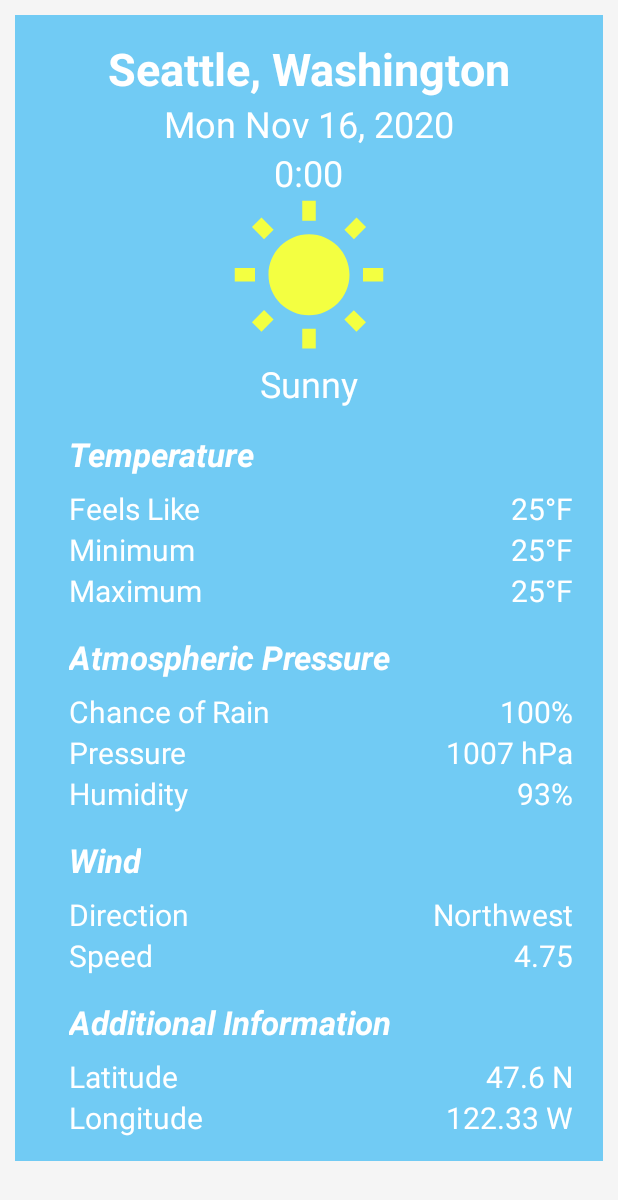
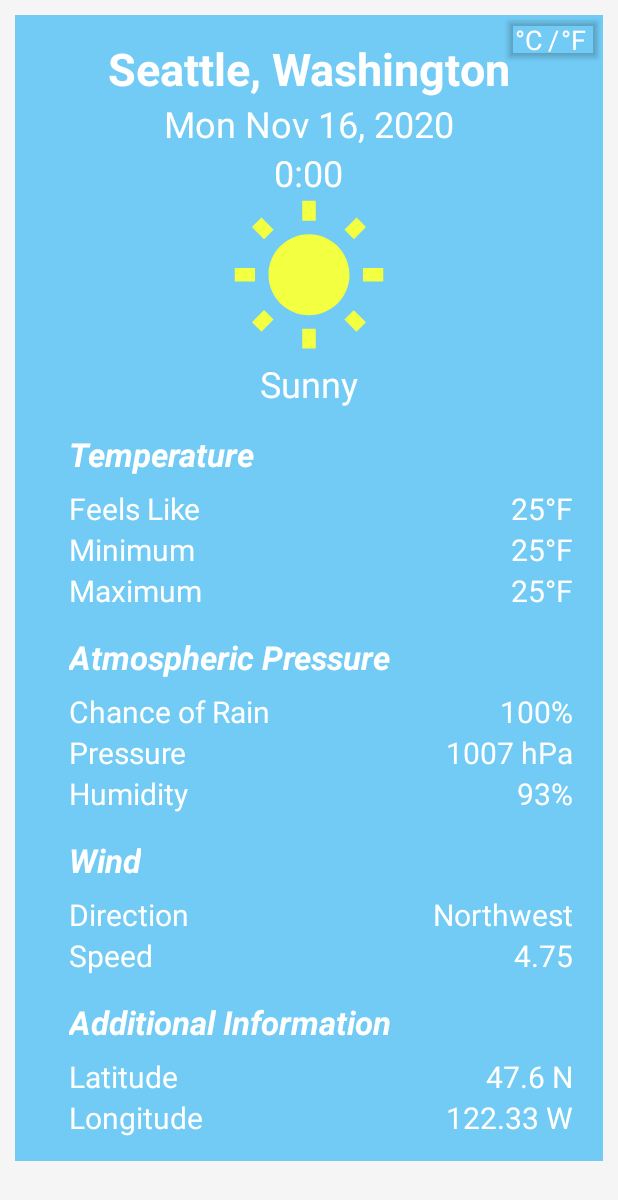
Before and after one commit to cadereynoldson/450GroupProject, an Android app: the layout fragment_page_weather_forecast.xml on its own in the app's theme, with its tools: preview values and no code run, on a phone screen of 412 x 824 dp. Shown: the top 1200 px of the screen. Run offline under Robolectric (Android 15) with nearby library versions, the phone set to English and light mode, and no system bars; network calls fail.

Commit message:
Temporary fix gave up

```diff
--- a/app/src/main/java/com/example/groupproject_g3/location/fragments/LocationFragment.java
+++ b/app/src/main/java/com/example/groupproject_g3/location/fragments/LocationFragment.java
@@ -138,9 +138,9 @@ public class LocationFragment extends Fragment implements GoogleMap.OnMapClickLi
         Log.e("MAP READY", "TEST");
         mMap = googleMap;
         mMap.getUiSettings().setZoomControlsEnabled(true);
-        LatLng starting = new LatLng(47.252877, -122.444290);
-        mMap.addMarker(new MarkerOptions().position(starting).title("Marker"));
-        mMap.moveCamera(CameraUpdateFactory.newLatLngZoom(starting, mMap.getCameraPosition().zoom));
+//        LatLng starting = new LatLng(47.252877, -122.444290);
+//        mMap.addMarker(new MarkerOptions().position(starting).title("Marker"));
+//        mMap.moveCamera(CameraUpdateFactory.newLatLngZoom(starting, mMap.getCameraPosition().zoom));
         mMap.setOnMapClickListener(this);
     }
 
--- a/app/src/main/java/com/example/groupproject_g3/weather/fragments/WeatherMainFragment.java
+++ b/app/src/main/java/com/example/groupproject_g3/weather/fragments/WeatherMainFragment.java
@@ -106,11 +106,11 @@ public class WeatherMainFragment extends Fragment {
                 binding.weatherF.setTypeface(Typeface.defaultFromStyle(Typeface.BOLD));
                 binding.weatherC.setTypeface(Typeface.DEFAULT);
             });
+
         });
 
         hoursModel.addHoursWeatherObserver(getViewLifecycleOwner(), hoursInfo -> {
             if(!hoursInfo.isEmpty()) {
-                Log.e("TEST WEATHER", "IM HERE!");
                 binding.weatherHours.setAdapter(new WeatherHoursRecyclerViewAdapter(hoursInfo));
                 binding.progressBar.setVisibility(View.GONE);
             }
--- a/app/src/main/java/com/example/groupproject_g3/weather/fragments/viewmodel/WeatherDaysViewModel.java
+++ b/app/src/main/java/com/example/groupproject_g3/weather/fragments/viewmodel/WeatherDaysViewModel.java
@@ -106,6 +106,7 @@ public class WeatherDaysViewModel extends AndroidViewModel {
             Double lat = coordData.getDouble(getString.apply(R.string.key_weather_current_lat));
             Double lon = coordData.getDouble(getString.apply(R.string.key_weather_current_lon));
             information.getValue().clear();
+
             if (result.has(getString.apply(R.string.key_weather_forecast_list))) {
                 JSONArray data = result.getJSONArray(getString.apply(R.string.key_weather_forecast_list));
                 for (int i = 0; i < data.length(); i++) {
--- a/app/src/main/java/com/example/groupproject_g3/weather/fragments/viewmodel/WeatherHoursViewModel.java
+++ b/app/src/main/java/com/example/groupproject_g3/weather/fragments/viewmodel/WeatherHoursViewModel.java
@@ -130,10 +130,13 @@ public class WeatherHoursViewModel extends AndroidViewModel {
                     Integer value = currentTemp - 32;
                     Integer celsius = value * 5/9;
 
-                    Date date = new Date(dateTime + timezoneOffset);
+                    Date date = new Date(dateTime);
                     String dateDisplay = new SimpleDateFormat("MM d").format(date);
                     String time = new SimpleDateFormat("hh").format(date);
                     String checkTime = new SimpleDateFormat("hh aa").format(date);
+
+                    long testing = dateTime + timezoneOffset;
+                    Log.e("Weather Hour Updated", "Sunrise=" +  sunriseTime + " Sunset=" + sunsetTime + " Time=" + checkTime);
 
                     WeatherInformation HoursInfo = new WeatherInformation.Builder(
                             dateDisplay,
--- a/app/src/main/res/layout/fragment_page_weather_forecast.xml
+++ b/app/src/main/res/layout/fragment_page_weather_forecast.xml
@@ -25,6 +25,45 @@
             <RelativeLayout
                 android:layout_width="match_parent"
                 android:layout_height="wrap_content">
+
+                <androidx.cardview.widget.CardView
+                    android:layout_width="60dp"
+                    android:layout_height="wrap_content"
+                    android:layout_alignParentRight="true"
+                    android:layout_marginTop="4dp"
+                    android:layout_marginRight="4dp"
+                    app:cardBackgroundColor="#0003A9F4"
+                    app:cardElevation="2dp">
+
+                    <TextView
+                        android:id="@+id/weather_c"
+                        android:layout_width="wrap_content"
+                        android:layout_height="wrap_content"
+                        android:layout_alignBaseline="@id/chip_weather_location"
+                        android:layout_marginStart="5dp"
+                        android:text="°C"
+                        android:textColor="#FFFFFF"
+                        android:textSize="18sp" />
+
+                    <TextView
+                        android:id="@+id/weather_divide"
+                        android:layout_width="wrap_content"
+                        android:layout_height="wrap_content"
+                        android:layout_marginStart="27dp"
+                        android:text="/"
+                        android:textColor="#FFFFFF"
+                        android:textSize="18sp" />
+
+                    <TextView
+                        android:id="@+id/weather_f"
+                        android:layout_width="wrap_content"
+                        android:layout_height="wrap_content"
+                        android:layout_alignBaseline="@id/chip_weather_location"
+                        android:layout_marginStart="36dp"
+                        android:text="°F"
+                        android:textColor="#FFFFFF"
+                        android:textSize="18sp" />
+                </androidx.cardview.widget.CardView>
 
                 <TextView
                     android:id="@+id/text_forecast_location"
```
Also changed, not shown: app/src/main/java/com/example/groupproject_g3/weather/fragments/WeatherForecastFragment.java (+27 -0 lines), app/src/main/java/com/example/groupproject_g3/weather/fragments/WeatherInformation.java (+6 -6 lines), app/src/main/java/com/example/groupproject_g3/weather/fragments/recyclerviewadapter/WeatherHoursRecyclerViewAdapter.java (+7 -2 lines), app/src/main/java/com/example/groupproject_g3/weather/fragments/viewmodel/WeatherCurrentViewModel.java (+13 -2 lines).
